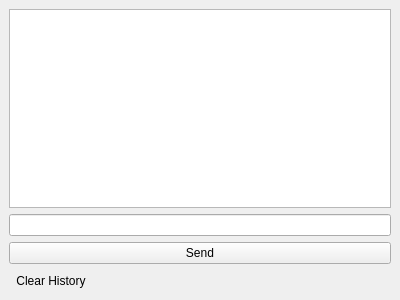
Before: the Qt Designer form Client/chatwindow.ui in kechangdev/Easychat, drawn with Qt 5.
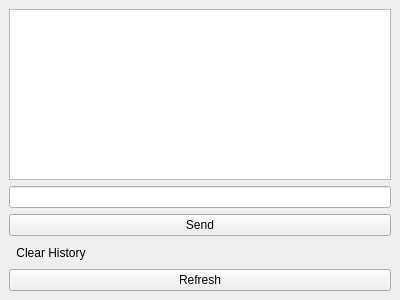
After: the same form once the commit is applied. Icons and pictures are not drawn.

```diff
--- a/Client/chatwindow.ui
+++ b/Client/chatwindow.ui
@@ -43,6 +43,13 @@
       </property>
      </widget>
     </item>
+    <item>
+     <widget class="QPushButton" name="refreshButton">
+      <property name="text">
+       <string>Refresh</string>
+      </property>
+     </widget>
+    </item>
    </layout>
   </widget>
  </widget>
```
Left out of the diff: 9 changed lines with no effect on the pictures.
